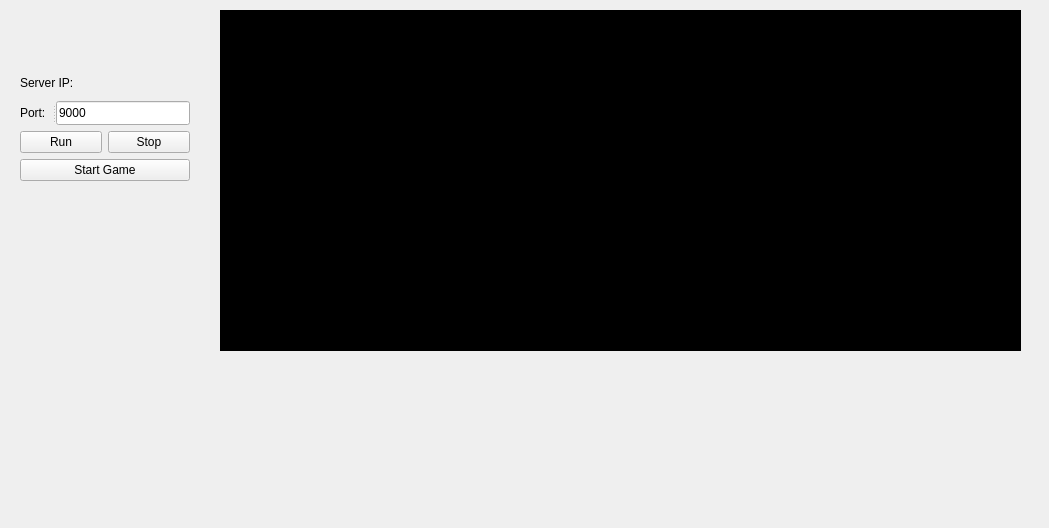
Qt form Server/mainWindow.ui (djvra/GalacticDeceit) before a commit.
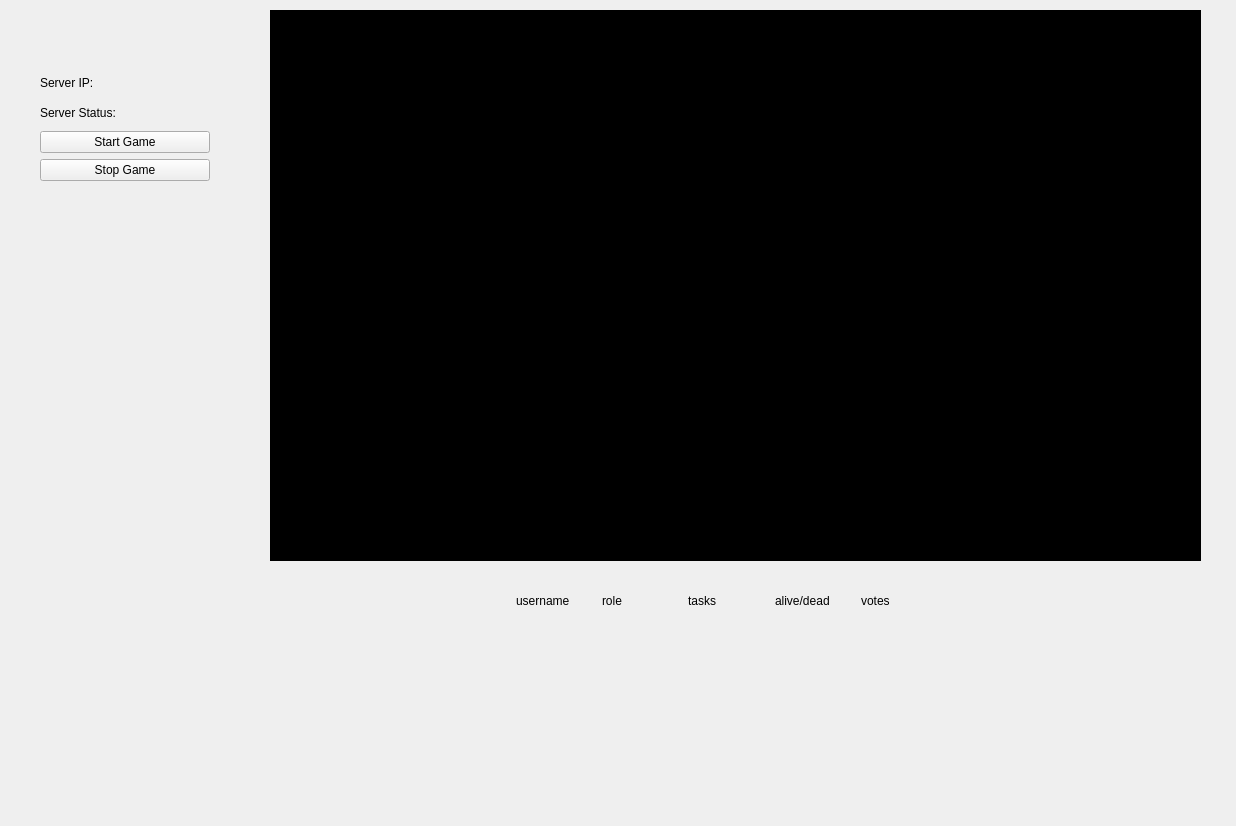
The same form after that commit.

```diff
--- a/Server/mainWindow.ui
+++ b/Server/mainWindow.ui
@@ -6,176 +6,20 @@
    <rect>
     <x>0</x>
     <y>0</y>
-    <width>1049</width>
-    <height>528</height>
+    <width>1236</width>
+    <height>826</height>
    </rect>
   </property>
   <property name="windowTitle">
    <string>Form</string>
   </property>
-  <widget class="QWidget" name="layoutWidget">
-   <property name="geometry">
-    <rect>
-     <x>450</x>
-     <y>380</y>
-     <width>391</width>
-     <height>140</height>
-    </rect>
-   </property>
-   <layout class="QGridLayout" name="gridLayout_3">
-    <item row="0" column="0">
-     <widget class="QLabel" name="p0iconLabel">
-      <property name="styleSheet">
-       <string notr="true"/>
-      </property>
-      <property name="text">
-       <string/>
-      </property>
-     </widget>
-    </item>
-    <item row="0" column="1">
-     <widget class="QLabel" name="p0nameLabel">
-      <property name="text">
-       <string/>
-      </property>
-     </widget>
-    </item>
-    <item row="0" column="2">
-     <widget class="QLabel" name="p0imposterLabel">
-      <property name="text">
-       <string/>
-      </property>
-     </widget>
-    </item>
-    <item row="1" column="0">
-     <widget class="QLabel" name="p1iconLabel">
-      <property name="styleSheet">
-       <string notr="true"/>
-      </property>
-      <property name="text">
-       <string/>
-      </property>
-     </widget>
-    </item>
-    <item row="1" column="1">
-     <widget class="QLabel" name="p1nameLabel">
-      <property name="text">
-       <string/>
-      </property>
-     </widget>
-    </item>
-    <item row="1" column="2">
-     <widget class="QLabel" name="p1imposterLabel">
-      <property name="text">
-       <string/>
-      </property>
-     </widget>
-    </item>
-    <item row="2" column="0">
-     <widget class="QLabel" name="p2iconLabel">
-      <property name="styleSheet">
-       <string notr="true"/>
-      </property>
-      <property name="text">
-       <string/>
-      </property>
-     </widget>
-    </item>
-    <item row="2" column="1">
-     <widget class="QLabel" name="p2nameLabel">
-      <property name="text">
-       <string/>
-      </property>
-     </widget>
-    </item>
-    <item row="2" column="2">
-     <widget class="QLabel" name="p2imposterLabel">
-      <property name="text">
-       <string/>
-      </property>
-     </widget>
-    </item>
-    <item row="3" column="0">
-     <widget class="QLabel" name="p3iconLabel">
-      <property name="styleSheet">
-       <string notr="true"/>
-      </property>
-      <property name="text">
-       <string/>
-      </property>
-     </widget>
-    </item>
-    <item row="3" column="1">
-     <widget class="QLabel" name="p3nameLabel">
-      <property name="text">
-       <string/>
-      </property>
-     </widget>
-    </item>
-    <item row="3" column="2">
-     <widget class="QLabel" name="p3imposterLabel">
-      <property name="text">
-       <string/>
-      </property>
-     </widget>
-    </item>
-    <item row="4" column="0">
-     <widget class="QLabel" name="p4iconLabel">
-      <property name="styleSheet">
-       <string notr="true"/>
-      </property>
-      <property name="text">
-       <string/>
-      </property>
-     </widget>
-    </item>
-    <item row="4" column="1">
-     <widget class="QLabel" name="p4nameLabel">
-      <property name="text">
-       <string/>
-      </property>
-     </widget>
-    </item>
-    <item row="4" column="2">
-     <widget class="QLabel" name="p4imposterLabel">
-      <property name="text">
-       <string/>
-      </property>
-     </widget>
-    </item>
-    <item row="5" column="0">
-     <widget class="QLabel" name="p5iconLabel">
-      <property name="styleSheet">
-       <string notr="true"/>
-      </property>
-      <property name="text">
-       <string/>
-      </property>
-     </widget>
-    </item>
-    <item row="5" column="1">
-     <widget class="QLabel" name="p5nameLabel">
-      <property name="text">
-       <string/>
-      </property>
-     </widget>
-    </item>
-    <item row="5" column="2">
-     <widget class="QLabel" name="p5imposterLabel">
-      <property name="text">
-       <string/>
-      </property>
-     </widget>
-    </item>
-   </layout>
-  </widget>
   <widget class="QGraphicsView" name="graphicsView">
    <property name="geometry">
     <rect>
-     <x>220</x>
+     <x>270</x>
      <y>10</y>
-     <width>801</width>
-     <height>341</height>
+     <width>931</width>
+     <height>551</height>
     </rect>
    </property>
    <property name="styleSheet">
@@ -185,7 +29,7 @@
   <widget class="QWidget" name="layoutWidget">
    <property name="geometry">
     <rect>
-     <x>20</x>
+     <x>40</x>
      <y>71</y>
      <width>170</width>
      <height>110</height>
@@ -200,47 +44,383 @@
      </widget>
     </item>
     <item>
-     <widget class="QSplitter" name="splitter">
-      <property name="orientation">
-       <enum>Qt::Horizontal</enum>
+     <widget class="QLabel" name="serverStatusLabel">
+      <property name="text">
+       <string>Server Status: </string>
       </property>
-      <widget class="QLabel" name="portLabel">
-       <property name="text">
-        <string>Port:</string>
-       </property>
-      </widget>
-      <widget class="QLineEdit" name="portLineEdit">
-       <property name="text">
-        <string>9000</string>
-       </property>
-      </widget>
      </widget>
     </item>
-    <item>
-     <layout class="QHBoxLayout" name="horizontalLayout">
-      <item>
-       <widget class="QPushButton" name="runButton">
-        <property name="text">
-         <string>Run</string>
-        </property>
-        <property name="autoDefault">
-         <bool>false</bool>
-        </property>
-       </widget>
-      </item>
-      <item>
-       <widget class="QPushButton" name="stopButton">
-        <property name="text">
-         <string>Stop</string>
-        </property>
-       </widget>
-      </item>
-     </layout>
-    </item>
     <item>
      <widget class="QPushButton" name="startGameButton">
       <property name="text">
        <string>Start Game</string>
+      </property>
+     </widget>
+    </item>
+    <item>
+     <widget class="QPushButton" name="stopGameButton">
+      <property name="text">
+       <string>Stop Game</string>
+      </property>
+     </widget>
+    </item>
+   </layout>
+  </widget>
+  <widget class="QWidget" name="layoutWidget">
+   <property name="geometry">
+    <rect>
+     <x>430</x>
+     <y>590</y>
+     <width>511</width>
+     <height>191</height>
+    </rect>
+   </property>
+   <layout class="QGridLayout" name="gridLayout">
+    <item row="0" column="0">
+     <widget class="QLabel" name="label">
+      <property name="styleSheet">
+       <string notr="true">font: 700 11pt &quot;Segoe UI&quot;;</string>
+      </property>
+      <property name="text">
+       <string/>
+      </property>
+     </widget>
+    </item>
+    <item row="3" column="2">
+     <widget class="QLabel" name="p2imposterLabel">
+      <property name="text">
+       <string/>
+      </property>
+     </widget>
+    </item>
+    <item row="3" column="1">
+     <widget class="QLabel" name="p2nameLabel">
+      <property name="text">
+       <string/>
+      </property>
+     </widget>
+    </item>
+    <item row="6" column="4">
+     <widget class="QLabel" name="p5aliveLabel">
+      <property name="styleSheet">
+       <string notr="true"/>
+      </property>
+      <property name="text">
+       <string/>
+      </property>
+     </widget>
+    </item>
+    <item row="5" column="1">
+     <widget class="QLabel" name="p4nameLabel">
+      <property name="text">
+       <string/>
+      </property>
+     </widget>
+    </item>
+    <item row="2" column="2">
+     <widget class="QLabel" name="p1imposterLabel">
+      <property name="text">
+       <string/>
+      </property>
+     </widget>
+    </item>
+    <item row="6" column="2">
+     <widget class="QLabel" name="p5imposterLabel">
+      <property name="text">
+       <string/>
+      </property>
+     </widget>
+    </item>
+    <item row="4" column="4">
+     <widget class="QLabel" name="p3aliveLabel">
+      <property name="styleSheet">
+       <string notr="true"/>
+      </property>
+      <property name="text">
+       <string/>
+      </property>
+     </widget>
+    </item>
+    <item row="4" column="3">
+     <widget class="QLabel" name="p3numTasksLabel">
+      <property name="text">
+       <string/>
+      </property>
+     </widget>
+    </item>
+    <item row="2" column="0">
+     <widget class="QLabel" name="p1iconLabel">
+      <property name="styleSheet">
+       <string notr="true"/>
+      </property>
+      <property name="text">
+       <string/>
+      </property>
+     </widget>
+    </item>
+    <item row="1" column="2">
+     <widget class="QLabel" name="p0imposterLabel">
+      <property name="text">
+       <string/>
+      </property>
+     </widget>
+    </item>
+    <item row="5" column="2">
+     <widget class="QLabel" name="p4imposterLabel">
+      <property name="text">
+       <string/>
+      </property>
+     </widget>
+    </item>
+    <item row="0" column="2">
+     <widget class="QLabel" name="label_3">
+      <property name="styleSheet">
+       <string notr="true">font: 700 11pt &quot;Segoe UI&quot;;</string>
+      </property>
+      <property name="text">
+       <string>role</string>
+      </property>
+     </widget>
+    </item>
+    <item row="2" column="3">
+     <widget class="QLabel" name="p1numTasksLabel">
+      <property name="text">
+       <string/>
+      </property>
+     </widget>
+    </item>
+    <item row="5" column="0">
+     <widget class="QLabel" name="p4iconLabel">
+      <property name="styleSheet">
+       <string notr="true"/>
+      </property>
+      <property name="text">
+       <string/>
+      </property>
+     </widget>
+    </item>
+    <item row="4" column="0">
+     <widget class="QLabel" name="p3iconLabel">
+      <property name="styleSheet">
+       <string notr="true"/>
+      </property>
+      <property name="text">
+       <string/>
+      </property>
+     </widget>
+    </item>
+    <item row="1" column="3">
+     <widget class="QLabel" name="p0numTasksLabel">
+      <property name="text">
+       <string/>
+      </property>
+     </widget>
+    </item>
+    <item row="1" column="4">
+     <widget class="QLabel" name="p0aliveLabel">
+      <property name="styleSheet">
+       <string notr="true"/>
+      </property>
+      <property name="text">
+       <string/>
+      </property>
+     </widget>
+    </item>
+    <item row="3" column="3">
+     <widget class="QLabel" name="p2numTasksLabel">
+      <property name="text">
+       <string/>
+      </property>
+     </widget>
+    </item>
+    <item row="2" column="4">
+     <widget class="QLabel" name="p1aliveLabel">
+      <property name="styleSheet">
+       <string notr="true"/>
+      </property>
+      <property name="text">
+       <string/>
+      </property>
+     </widget>
+    </item>
+    <item row="4" column="2">
+     <widget class="QLabel" name="p3imposterLabel">
+      <property name="text">
+       <string/>
+      </property>
+     </widget>
+    </item>
+    <item row="5" column="4">
+     <widget class="QLabel" name="p4aliveLabel">
+      <property name="styleSheet">
+       <string notr="true"/>
+      </property>
+      <property name="text">
+       <string/>
+      </property>
+     </widget>
+    </item>
+    <item row="6" column="1">
+     <widget class="QLabel" name="p5nameLabel">
+      <property name="text">
+       <string/>
+      </property>
+     </widget>
+    </item>
+    <item row="0" column="3">
+     <widget class="QLabel" name="label_4">
+      <property name="styleSheet">
+       <string notr="true">font: 700 11pt &quot;Segoe UI&quot;;</string>
+      </property>
+      <property name="text">
+       <string>tasks</string>
+      </property>
+     </widget>
+    </item>
+    <item row="5" column="3">
+     <widget class="QLabel" name="p4numTasksLabel">
+      <property name="text">
+       <string/>
+      </property>
+     </widget>
+    </item>
+    <item row="0" column="4">
+     <widget class="QLabel" name="label_5">
+      <property name="styleSheet">
+       <string notr="true">font: 700 11pt &quot;Segoe UI&quot;;</string>
+      </property>
+      <property name="text">
+       <string>alive/dead</string>
+      </property>
+     </widget>
+    </item>
+    <item row="4" column="1">
+     <widget class="QLabel" name="p3nameLabel">
+      <property name="text">
+       <string/>
+      </property>
+     </widget>
+    </item>
+    <item row="0" column="1">
+     <widget class="QLabel" name="label_2">
+      <property name="styleSheet">
+       <string notr="true">font: 700 11pt &quot;Segoe UI&quot;;</string>
+      </property>
+      <property name="text">
+       <string>username</string>
+      </property>
+     </widget>
+    </item>
+    <item row="6" column="0">
+     <widget class="QLabel" name="p5iconLabel">
+      <property name="styleSheet">
+       <string notr="true"/>
+      </property>
+      <property name="text">
+       <string/>
+      </property>
+     </widget>
+    </item>
+    <item row="3" column="0">
+     <widget class="QLabel" name="p2iconLabel">
+      <property name="styleSheet">
+       <string notr="true"/>
+      </property>
+      <property name="text">
+       <string/>
+      </property>
+     </widget>
+    </item>
+    <item row="2" column="1">
+     <widget class="QLabel" name="p1nameLabel">
+      <property name="text">
+       <string/>
+      </property>
+     </widget>
+    </item>
+    <item row="1" column="0">
+     <widget class="QLabel" name="p0iconLabel">
+      <property name="styleSheet">
+       <string notr="true"/>
+      </property>
+      <property name="text">
+       <string/>
+      </property>
+     </widget>
+    </item>
+    <item row="3" column="4">
+     <widget class="QLabel" name="p2aliveLabel">
+      <property name="styleSheet">
+       <string notr="true"/>
+      </property>
+      <property name="text">
+       <string/>
+      </property>
+     </widget>
+    </item>
+    <item row="1" column="1">
+     <widget class="QLabel" name="p0nameLabel">
+      <property name="text">
+       <string/>
+      </property>
+     </widget>
+    </item>
+    <item row="6" column="3">
+     <widget class="QLabel" name="p5numTasksLabel">
+      <property name="text">
+       <string/>
+      </property>
+     </widget>
+    </item>
+    <item row="0" column="5">
+     <widget class="QLabel" name="label_6">
+      <property name="styleSheet">
+       <string notr="true">font: 700 11pt &quot;Segoe UI&quot;;</string>
+      </property>
+      <property name="text">
+       <string>votes</string>
+      </property>
+     </widget>
+    </item>
+    <item row="1" column="5">
+     <widget class="QLabel" name="p0voteLabel">
+      <property name="text">
+       <string/>
+      </property>
+     </widget>
+    </item>
+    <item row="2" column="5">
+     <widget class="QLabel" name="p1voteLabel">
+      <property name="text">
+       <string/>
+      </property>
+     </widget>
+    </item>
+    <item row="3" column="5">
+     <widget class="QLabel" name="p2voteLabel">
+      <property name="text">
+       <string/>
+      </property>
+     </widget>
+    </item>
+    <item row="4" column="5">
+     <widget class="QLabel" name="p3voteLabel">
+      <property name="text">
+       <string/>
+      </property>
+     </widget>
+    </item>
+    <item row="5" column="5">
+     <widget class="QLabel" name="p4voteLabel">
+      <property name="text">
+       <string/>
+      </property>
+     </widget>
+    </item>
+    <item row="6" column="5">
+     <widget class="QLabel" name="p5voteLabel">
+      <property name="text">
+       <string/>
       </property>
      </widget>
     </item>
```
